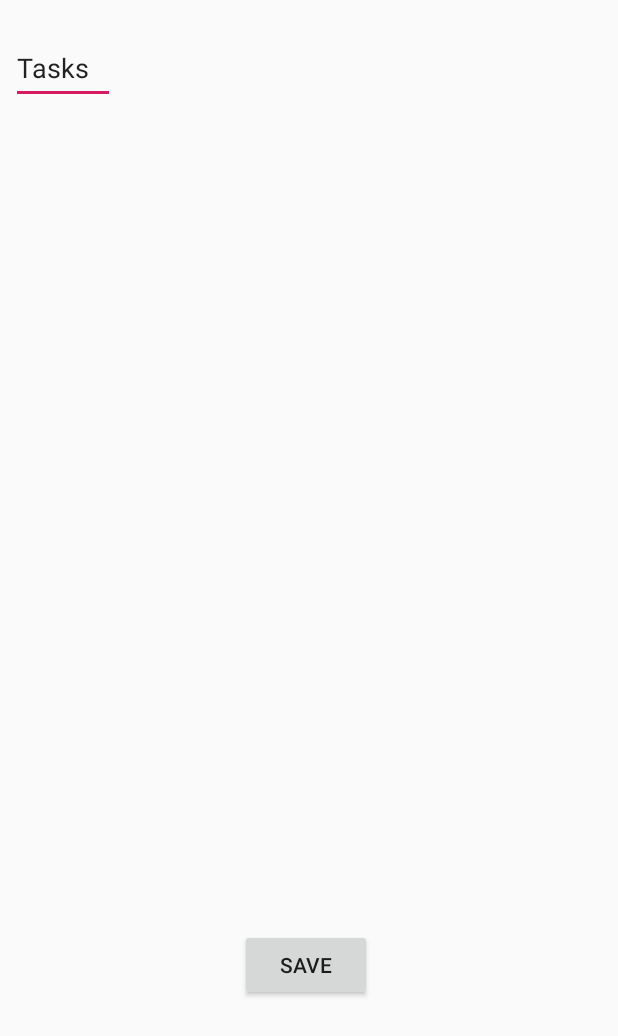
After one commit to euxcet/AutoAction, an Android app: the layout activity_config.xml on its own in the app's theme, with its tools: preview values and no code run, on a phone screen of 412 x 824 dp. The commit adds this screen. Shown: the top 1036 px of the screen. Run offline under Robolectric (Android 15) with nearby library versions, the phone set to English and light mode, and no system bars.

Commit message:
Use ConfigActivity to configure recognition classes

```diff
--- a/android/DataCollection/app/build.gradle
+++ b/android/DataCollection/app/build.gradle
@@ -30,6 +30,7 @@ dependencies {
     implementation fileTree(dir: 'libs', include: ['*.jar'])
     implementation 'androidx.appcompat:appcompat:1.2.0'
     implementation 'androidx.constraintlayout:constraintlayout:2.0.2'
+    implementation 'com.google.android.material:material:1.4.0'
     testImplementation 'junit:junit:4.12'
     androidTestImplementation 'androidx.test:runner:1.3.0'
     androidTestImplementation 'androidx.test.espresso:espresso-core:3.3.0'
--- a/android/DataCollection/app/src/main/java/com/example/datacollection/MainActivity.java
+++ b/android/DataCollection/app/src/main/java/com/example/datacollection/ui/MainActivity.java
@@ -1,4 +1,4 @@
-package com.example.datacollection;
+package com.example.datacollection.ui;
 
 import androidx.appcompat.app.AppCompatActivity;
 
@@ -27,6 +27,9 @@ import android.widget.Spinner;
 import android.widget.TextView;
 import android.widget.Toast;
 
+import com.example.datacollection.R;
+import com.example.datacollection.TaskList;
+import com.example.datacollection.TransferData;
 import com.example.datacollection.data.CameraController;
 import com.example.datacollection.data.Recorder;
 import com.example.datacollection.data.SensorController;
--- /dev/null
+++ b/android/DataCollection/app/src/main/res/layout/activity_config.xml
@@ -0,0 +1,39 @@
+<?xml version="1.0" encoding="utf-8"?>
+<androidx.constraintlayout.widget.ConstraintLayout xmlns:android="http://schemas.android.com/apk/res/android"
+    xmlns:app="http://schemas.android.com/apk/res-auto"
+    xmlns:tools="http://schemas.android.com/tools"
+    android:layout_width="match_parent"
+    android:layout_height="match_parent"
+    tools:context=".ui.ConfigActivity">
+
+    <Button
+        android:id="@+id/saveButton"
+        android:layout_width="wrap_content"
+        android:layout_height="wrap_content"
+        android:layout_marginStart="160dp"
+        android:layout_marginTop="40dp"
+        android:text="Save"
+        app:layout_constraintStart_toStartOf="parent"
+        app:layout_constraintTop_toBottomOf="@+id/taskListView" />
+
+    <EditText
+        android:id="@+id/editTextTextPersonName"
+        android:layout_width="69dp"
+        android:layout_height="47dp"
+        android:layout_marginStart="7dp"
+        android:layout_marginTop="22dp"
+        android:ems="10"
+        android:inputType="textPersonName"
+        android:text="Tasks"
+        app:layout_constraintStart_toStartOf="parent"
+        app:layout_constraintTop_toTopOf="parent" />
+
+    <ListView
+        android:id="@+id/taskListView"
+        android:layout_width="392dp"
+        android:layout_height="482dp"
+        android:layout_marginStart="8dp"
+        android:layout_marginTop="28dp"
+        app:layout_constraintStart_toStartOf="parent"
+        app:layout_constraintTop_toBottomOf="@+id/editTextTextPersonName" />
+</androidx.constraintlayout.widget.ConstraintLayout>
--- a/android/DataCollection/app/src/main/res/layout/activity_main.xml
+++ b/android/DataCollection/app/src/main/res/layout/activity_main.xml
@@ -4,7 +4,7 @@
     xmlns:tools="http://schemas.android.com/tools"
     android:layout_width="match_parent"
     android:layout_height="match_parent"
-    tools:context=".MainActivity">
+    tools:context=".ui.MainActivity">
 
         <androidx.camera.view.PreviewView
             android:id="@+id/previewView"
```
Also changed, not shown: android/DataCollection/app/src/main/AndroidManifest.xml (+11 -8 lines), android/DataCollection/app/src/main/java/com/example/datacollection/ui/ConfigActivity.java (added, +27 -0 lines), android/DataCollection/app/src/main/java/com/example/datacollection/ui/adapter/TaskAdapter.java (added, +46 -0 lines), android/DataCollection/app/src/main/res/layout/fragment_task.xml (added, +11 -0 lines).
